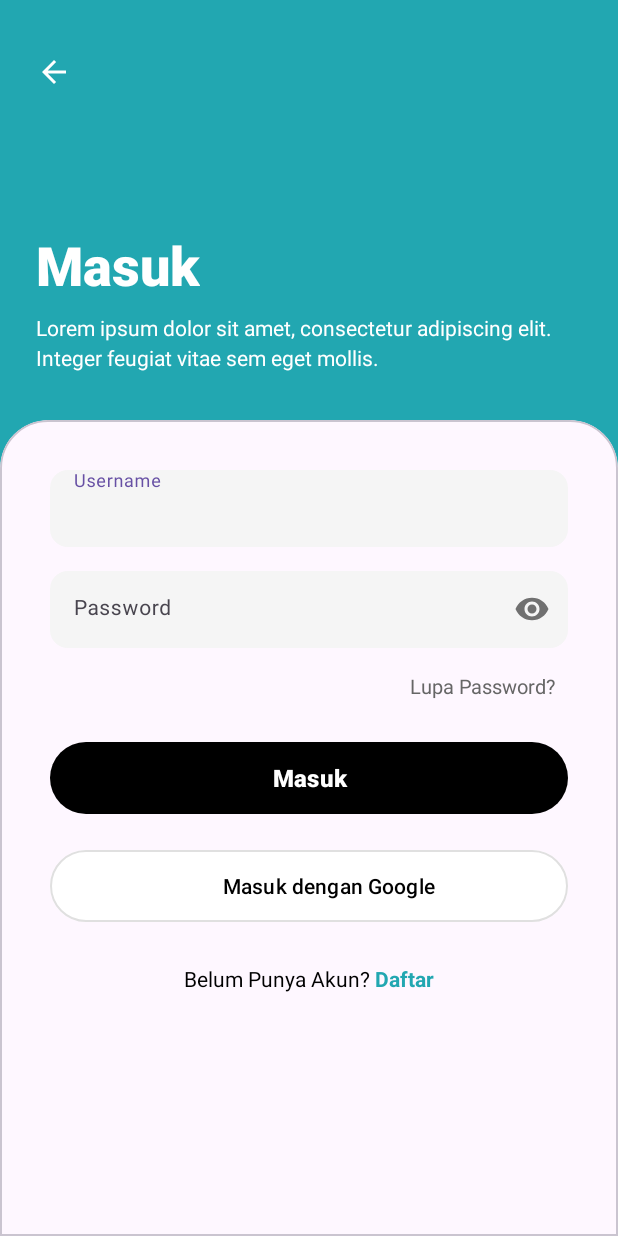
After one commit to andhikaputraaaa/HearU, an Android app: the MasukActivity screen opened directly, with no data from a screen before it, on a phone screen of 412 x 824 dp. The commit adds this screen. Run offline under Robolectric (Android 15) with nearby library versions, the light colour scheme and no system bars.

Commit message:
halaman daftar & masuk

```diff
--- a/app/build.gradle.kts
+++ b/app/build.gradle.kts
@@ -36,6 +36,9 @@ android {
     viewBinding {
         enable = true;
     }
+    buildFeatures {
+        viewBinding = true
+    }
 }
 
 dependencies {
@@ -45,7 +48,10 @@ dependencies {
     implementation(libs.material)
     implementation(libs.androidx.activity)
     implementation(libs.androidx.constraintlayout)
+    implementation(libs.androidx.navigation.fragment.ktx)
+    implementation(libs.androidx.navigation.ui.ktx)
     testImplementation(libs.junit)
     androidTestImplementation(libs.androidx.junit)
     androidTestImplementation(libs.androidx.espresso.core)
+    implementation("com.google.android.material:material:1.9.0")
 }
--- /dev/null
+++ b/app/src/main/java/com/innovape/hearuapp/MasukActivity.kt
@@ -0,0 +1,19 @@
+package com.innovape.hearuapp
+
+import android.os.Bundle
+import androidx.activity.enableEdgeToEdge
+import androidx.appcompat.app.AppCompatActivity
+import androidx.core.view.ViewCompat
+import androidx.core.view.WindowInsetsCompat
+import com.innovape.hearuapp.databinding.ActivityMasukBinding
+
+class MasukActivity : AppCompatActivity() {
+    private lateinit var binding: ActivityMasukBinding
+    override fun onCreate(savedInstanceState: Bundle?) {
+        super.onCreate(savedInstanceState)
+
+        binding = ActivityMasukBinding.inflate(layoutInflater)
+        setContentView(binding.root)
+
+    }
+}
--- /dev/null
+++ b/app/src/main/res/drawable/ic_back.xml
@@ -0,0 +1,5 @@
+<vector xmlns:android="http://schemas.android.com/apk/res/android" android:autoMirrored="true" android:height="24dp" android:tint="#000000" android:viewportHeight="24" android:viewportWidth="24" android:width="24dp">
+
+    <path android:fillColor="@android:color/white" android:pathData="M20,11H7.83l5.59,-5.59L12,4l-8,8 8,8 1.41,-1.41L7.83,13H20v-2z"/>
+
+</vector>
--- /dev/null
+++ b/app/src/main/res/drawable/ic_google.xml
@@ -0,0 +1,23 @@
+<?xml version="1.0" encoding="utf-8"?>
+<vector xmlns:android="http://schemas.android.com/apk/res/android"
+    android:width="24dp"
+    android:height="24dp"
+    android:viewportWidth="24"
+    android:viewportHeight="24">
+
+    <path
+        android:fillColor="#4285F4"
+        android:pathData="M22.56,12.25c0,-0.78 -0.07,-1.53 -0.2,-2.25H12v4.26h5.92c-0.26,1.37 -1.04,2.53 -2.21,3.31v2.77h3.57c2.08,-1.92 3.28,-4.74 3.28,-8.09z" />
+
+    <path
+        android:fillColor="#34A853"
+        android:pathData="M12,23c2.97,0 5.46,-0.98 7.28,-2.66l-3.57,-2.77c-0.98,0.66 -2.23,1.06 -3.71,1.06 -2.86,0 -5.29,-1.93 -6.16,-4.53H2.18v2.84C3.99,20.53 7.7,23 12,23z" />
+
+    <path
+        android:fillColor="#FBBC05"
+        android:pathData="M5.84,14.09c-0.22,-0.66 -0.35,-1.36 -0.35,-2.09s0.13,-1.43 0.35,-2.09V7.07H2.18C1.43,8.55 1,10.22 1,12s0.43,3.45 1.18,4.93l2.85,-2.22 0.81,-0.62z" />
+
+    <path
+        android:fillColor="#EA4335"
+        android:pathData="M12,5.38c1.62,0 3.06,0.56 4.21,1.64l3.15,-3.15C17.45,2.09 14.97,1 12,1 7.7,1 3.99,3.47 2.18,7.07l3.66,2.84c0.87,-2.6 3.3,-4.53 6.16,-4.53z" />
+</vector>
--- a/app/src/main/res/layout/activity_main.xml
+++ b/app/src/main/res/layout/activity_main.xml
@@ -7,7 +7,7 @@
     android:orientation="vertical"
     android:background="#FFFFFF">
 
-    <!-- Top section with logo and welcome text -->
+    <!-- Top section -->
     <LinearLayout
         android:layout_width="match_parent"
         android:layout_height="0dp"
@@ -20,6 +20,7 @@
         <ImageView
             android:layout_width="320dp"
             android:layout_height="320dp"
+            android:layout_gravity="center"
             android:layout_marginBottom="0dp"
             android:contentDescription="@string/app_name"
             android:src="@drawable/ic_hearu_logo" />
--- /dev/null
+++ b/app/src/main/res/layout/activity_masuk.xml
@@ -0,0 +1,220 @@
+<?xml version="1.0" encoding="utf-8"?>
+<RelativeLayout xmlns:android="http://schemas.android.com/apk/res/android"
+    xmlns:app="http://schemas.android.com/apk/res-auto"
+    android:layout_width="match_parent"
+    android:layout_height="match_parent"
+    android:background="@color/mainCyan">
+
+    <!-- Back Button -->
+    <ImageButton
+        android:id="@+id/btnBack"
+        android:layout_width="48dp"
+        android:layout_height="48dp"
+        android:layout_marginStart="12dp"
+        android:layout_marginTop="24dp"
+        android:background="?attr/selectableItemBackgroundBorderless"
+        android:src="@drawable/ic_back"
+        android:contentDescription="@string/back"
+        app:tint="@color/white" />
+
+    <!-- Header Section -->
+    <LinearLayout
+        android:id="@+id/headerSection"
+        android:layout_width="match_parent"
+        android:layout_height="wrap_content"
+        android:layout_below="@id/btnBack"
+        android:layout_marginTop="80dp"
+        android:layout_marginStart="24dp"
+        android:layout_marginEnd="24dp"
+        android:orientation="vertical">
+
+        <TextView
+            android:id="@+id/tvTitle"
+            android:layout_width="wrap_content"
+            android:layout_height="wrap_content"
+            android:text="@string/masuk"
+            android:textColor="@color/white"
+            android:textSize="36sp"
+            android:textStyle="bold"
+            android:fontFamily="sans-serif-medium" />
+
+        <TextView
+            android:id="@+id/tvDescription"
+            android:layout_width="wrap_content"
+            android:layout_height="wrap_content"
+            android:layout_marginTop="8dp"
+            android:text="Lorem ipsum dolor sit amet, consectetur adipiscing elit. Integer feugiat vitae sem eget mollis."
+            android:textColor="@android:color/white"
+            android:textSize="14sp"
+            android:lineSpacingExtra="4dp" />
+
+    </LinearLayout>
+
+    <!-- Form Card -->
+    <com.google.android.material.card.MaterialCardView
+        android:id="@+id/formCard"
+        android:layout_width="match_parent"
+        android:layout_height="match_parent"
+        android:layout_below="@id/headerSection"
+        android:layout_marginTop="32dp"
+        app:cardElevation="0dp"
+        style="@style/CustomCardViewStyle">
+
+        <ScrollView
+            android:layout_width="match_parent"
+            android:layout_height="match_parent"
+            android:fillViewport="true">
+
+            <LinearLayout
+                android:layout_width="match_parent"
+                android:layout_height="wrap_content"
+                android:orientation="vertical"
+                android:padding="24dp"
+                android:paddingTop="32dp"
+                android:paddingBottom="32dp">
+
+                <!-- Username Input -->
+                <com.google.android.material.textfield.TextInputLayout
+                    android:id="@+id/usernameLayout"
+                    android:layout_width="match_parent"
+                    android:layout_height="wrap_content"
+                    android:layout_marginBottom="16dp"
+                    app:boxBackgroundMode="filled"
+                    app:boxBackgroundColor="#F5F5F5"
+                    app:boxCornerRadiusTopStart="12dp"
+                    app:boxCornerRadiusTopEnd="12dp"
+                    app:boxCornerRadiusBottomStart="12dp"
+                    app:boxCornerRadiusBottomEnd="12dp"
+                    app:boxStrokeWidth="0dp"
+                    app:boxStrokeWidthFocused="0dp">
+
+                    <com.google.android.material.textfield.TextInputEditText
+                        android:id="@+id/etUsername"
+                        android:layout_width="match_parent"
+                        android:layout_height="wrap_content"
+                        android:hint="Username"
+                        android:inputType="text"
+                        android:textSize="14sp"
+                        android:padding="16dp"
+                        android:textColor="#333333"
+                        android:textColorHint="#999999" />
+
+                </com.google.android.material.textfield.TextInputLayout>
+
+                <!-- Password Input -->
+                <com.google.android.material.textfield.TextInputLayout
+                    android:id="@+id/passwordLayout"
+                    android:layout_width="match_parent"
+                    android:layout_height="wrap_content"
+                    android:layout_marginBottom="8dp"
+                    app:boxBackgroundMode="filled"
+                    app:boxBackgroundColor="#F5F5F5"
+                    app:boxCornerRadiusTopStart="12dp"
+                    app:boxCornerRadiusTopEnd="12dp"
+                    app:boxCornerRadiusBottomStart="12dp"
+                    app:boxCornerRadiusBottomEnd="12dp"
+                    app:boxStrokeWidth="0dp"
+                    app:boxStrokeWidthFocused="0dp"
+                    app:passwordToggleEnabled="true">
+
+                    <com.google.android.material.textfield.TextInputEditText
+                        android:id="@+id/etPassword"
+                        android:layout_width="match_parent"
+                        android:layout_height="wrap_content"
+                        android:hint="Password"
+                        android:inputType="textPassword"
+                        android:textSize="14sp"
+                        android:padding="16dp"
+                        android:textColor="#333333"
+                        android:textColorHint="#999999" />
+
+                </com.google.android.material.textfield.TextInputLayout>
+
+                <!-- Lupa Password Text -->
+                <TextView
+                    android:id="@+id/tvForgotPassword"
+                    android:layout_width="wrap_content"
+                    android:layout_height="wrap_content"
+                    android:layout_gravity="end"
+                    android:text="Lupa Password?"
+                    android:textColor="#666666"
+                    android:textSize="13sp"
+                    android:padding="8dp"
+                    android:layout_marginBottom="16dp"
+                    android:clickable="true"
+                    android:focusable="true" />
+
+                <!-- Masuk Button -->
+                <com.google.android.material.button.MaterialButton
+                    android:id="@+id/btnMasuk"
+                    android:layout_width="match_parent"
+                    android:layout_height="56dp"
+                    android:text="Masuk"
+                    android:textColor="@android:color/white"
+                    android:textSize="16sp"
+                    android:textStyle="bold"
+                    app:backgroundTint="@color/black"
+                    app:cornerRadius="28dp"
+                    android:layout_marginBottom="16dp" />
+
+                <!-- Divider (Optional) -->
+                <View
+                    android:layout_width="match_parent"
+                    android:layout_height="1dp"
+                    android:background="#E0E0E0"
+                    android:layout_marginTop="8dp"
+                    android:layout_marginBottom="8dp"
+                    android:visibility="gone" />
+
+                <!-- Google Sign In Button -->
+                <com.google.android.material.button.MaterialButton
+                    android:id="@+id/btnGoogleSignIn"
+                    android:layout_width="match_parent"
+                    android:layout_height="56dp"
+                    android:text="Masuk dengan Google"
+                    android:textColor="@color/black"
+                    android:textSize="14sp"
+                    app:icon="@drawable/ic_google"
+                    app:iconGravity="textStart"
+                    app:iconPadding="8dp"
+                    app:backgroundTint="@android:color/white"
+                    app:strokeColor="#E0E0E0"
+                    app:strokeWidth="1dp"
+                    app:cornerRadius="28dp"
+                    android:layout_marginBottom="24dp" />
+
+                <!-- Don't Have Account Text -->
+                <LinearLayout
+                    android:layout_width="wrap_content"
+                    android:layout_height="wrap_content"
+                    android:layout_gravity="center"
+                    android:orientation="horizontal">
+
+                    <TextView
+                        android:id="@+id/tvDontHaveAccount"
+                        android:layout_width="wrap_content"
+                        android:layout_height="wrap_content"
+                        android:text="Belum Punya Akun? "
+                        android:textColor="@color/black"
+                        android:textSize="14sp" />
+
+                    <TextView
+                        android:id="@+id/tvDaftar"
+                        android:layout_width="wrap_content"
+                        android:layout_height="wrap_content"
+                        android:text="Daftar"
+                        android:textColor="@color/mainCyan"
+                        android:textSize="14sp"
+                        android:textStyle="bold"
+                        android:clickable="true"
+                        android:focusable="true" />
+
+                </LinearLayout>
+
+            </LinearLayout>
+
+        </ScrollView>
+
+    </com.google.android.material.card.MaterialCardView>
+
+</RelativeLayout>
--- /dev/null
+++ b/app/src/main/res/values-land/dimens.xml
@@ -0,0 +1,3 @@
+<resources>
+    <dimen name="fab_margin">48dp</dimen>
+</resources>
--- /dev/null
+++ b/app/src/main/res/values-v23/themes.xml
@@ -0,0 +1,9 @@
+<resources xmlns:tools="http://schemas.android.com/tools">
+
+    <style name="Theme.HearUApp" parent="Base.Theme.HearUApp">
+        <!-- Transparent system bars for edge-to-edge. -->
+        <item name="android:navigationBarColor">@android:color/transparent</item>
+        <item name="android:statusBarColor">@android:color/transparent</item>
+        <item name="android:windowLightStatusBar">?attr/isLightTheme</item>
+    </style>
+</resources>
--- /dev/null
+++ b/app/src/main/res/values-w1240dp/dimens.xml
@@ -0,0 +1,3 @@
+<resources>
+    <dimen name="fab_margin">200dp</dimen>
+</resources>
--- /dev/null
+++ b/app/src/main/res/values-w600dp/dimens.xml
@@ -0,0 +1,3 @@
+<resources>
+    <dimen name="fab_margin">48dp</dimen>
+</resources>
--- a/app/src/main/res/values/themes.xml
+++ b/app/src/main/res/values/themes.xml
@@ -5,5 +5,18 @@
         <!-- <item name="colorPrimary">@color/my_light_primary</item> -->
     </style>
 
+    <style name="CustomCardViewStyle" parent="Widget.MaterialComponents.CardView">
+        <item name="shapeAppearanceOverlay">@style/ShapeAppearanceOverlay.CardView.TopCorners</item>
+    </style>
+
+    <style name="ShapeAppearanceOverlay.CardView.TopCorners" parent="">
+        <item name="cornerFamily">rounded</item>
+        <item name="cornerSizeTopLeft">32dp</item>
+        <item name="cornerSizeTopRight">32dp</item>
+        <item name="cornerSizeBottomLeft">0dp</item>
+        <item name="cornerSizeBottomRight">0dp</item>
+    </style>
+
+
     <style name="Theme.HearUApp" parent="Base.Theme.HearUApp" />
 </resources>
--- a/gradle/libs.versions.toml
+++ b/gradle/libs.versions.toml
@@ -9,6 +9,8 @@ appcompat = "1.7.1"
 material = "1.13.0"
 activity = "1.11.0"
 constraintlayout = "2.2.1"
+navigationFragmentKtx = "2.6.0"
+navigationUiKtx = "2.6.0"
 
 [libraries]
 androidx-core-ktx = { group = "androidx.core", name = "core-ktx", version.ref = "coreKtx" }
@@ -19,6 +21,8 @@ androidx-appcompat = { group = "androidx.appcompat", name = "appcompat", version
 material = { group = "com.google.android.material", name = "material", version.ref = "material" }
 androidx-activity = { group = "androidx.activity", name = "activity", version.ref = "activity" }
 androidx-constraintlayout = { group = "androidx.constraintlayout", name = "constraintlayout", version.ref = "constraintlayout" }
+androidx-navigation-fragment-ktx = { group = "androidx.navigation", name = "navigation-fragment-ktx", version.ref = "navigationFragmentKtx" }
+androidx-navigation-ui-ktx = { group = "androidx.navigation", name = "navigation-ui-ktx", version.ref = "navigationUiKtx" }
 
 [plugins]
 android-application = { id = "com.android.application", version.ref = "agp" }
```
Also changed, not shown: app/src/main/AndroidManifest.xml (+7 -0 lines), app/src/main/java/com/innovape/hearuapp/DaftarActivity.kt (added, +19 -0 lines), app/src/main/java/com/innovape/hearuapp/MainActivity.kt (+18 -6 lines), app/src/main/res/layout/activity_daftar.xml (added, +226 -0 lines), app/src/main/res/navigation/nav_graph.xml (added, +28 -0 lines), app/src/main/res/values/strings.xml (+43 -0 lines).
